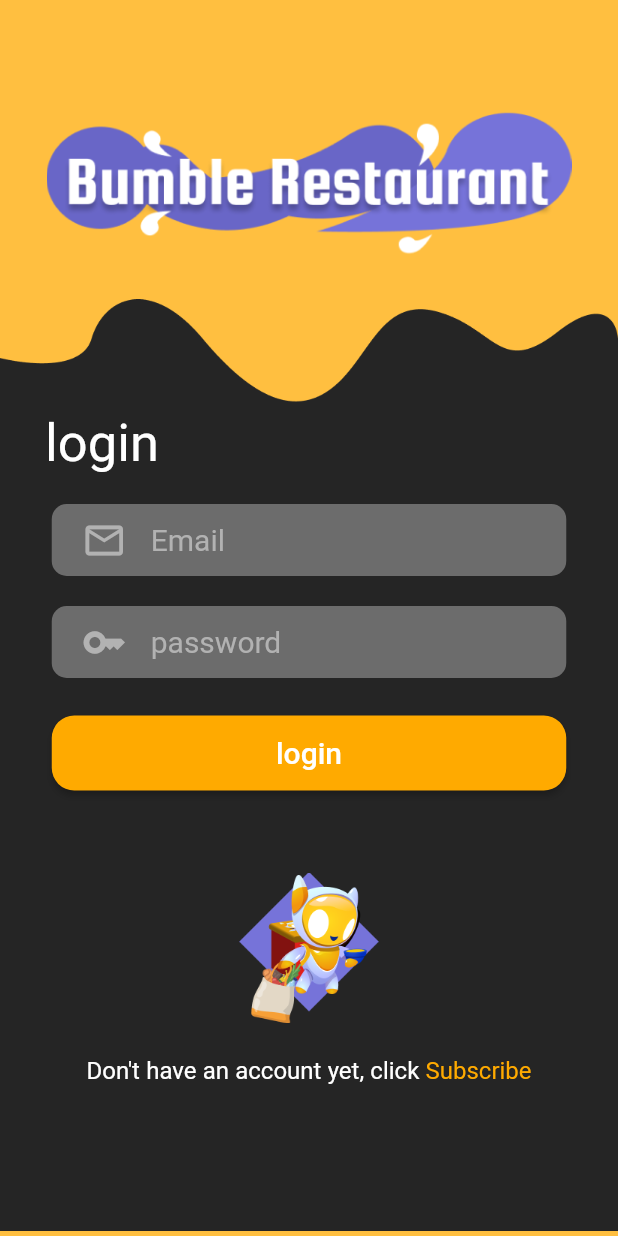
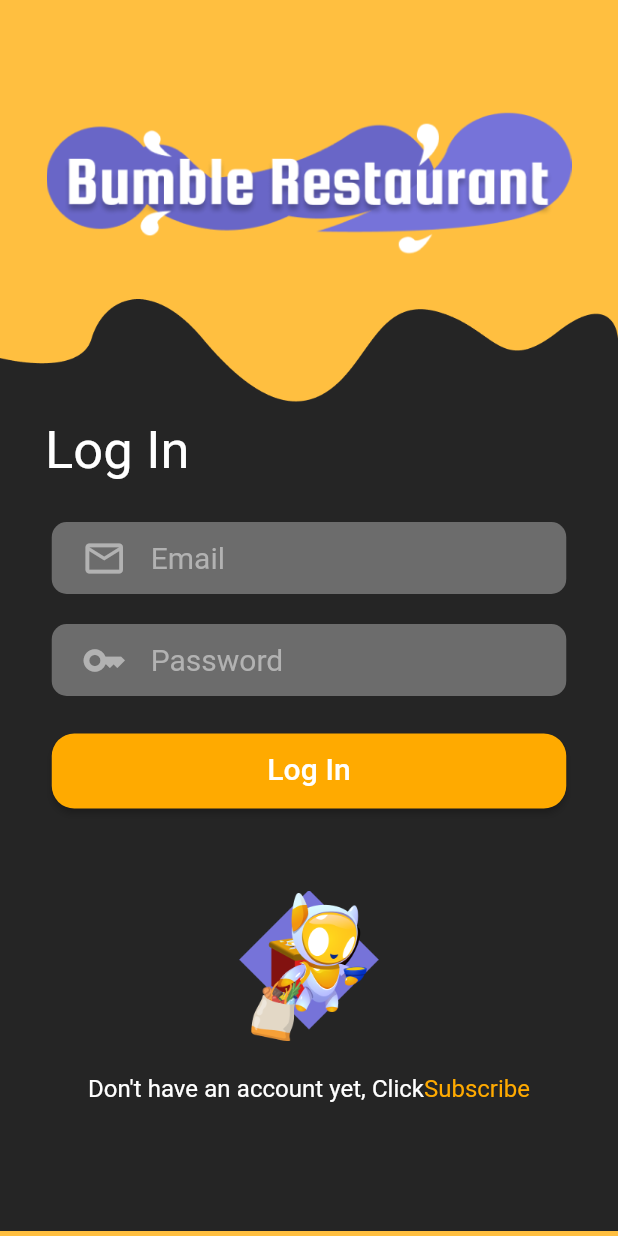
Before and after one commit to amitesh1801/Restaurant-App-Blockchain, a Flutter app: the RestuarantLogin screen opened directly, on a phone screen of 412 x 824 dp. Run offline on Flutter 3.47's test engine with Material 2 defaults, Android fonts, the phone set to English and light mode, and no system bars; our stand-ins replace cloud_firestore, firebase_auth, firebase_core, firebase_storage, form_field_validator, image_picker; missing offline and left inert: web3dart; accounts and stored records are empty.

Commit message:
Update restuarant_login.dart

```diff
--- a/lib/about_restuarant/restuarant_login.dart
+++ b/lib/about_restuarant/restuarant_login.dart
@@ -39,8 +39,7 @@ class _RestuarantLoginState extends State<RestuarantLogin> {
             return Scaffold(
               backgroundColor: const Color.fromRGBO(255, 191, 64, 1),
               // appBar: AppBar(
-              //   title: const Text("เข้าสู่ระบบ"),
-              // ),
+
               body: SingleChildScrollView(
                 child: Column(
                   children: [
@@ -78,7 +77,7 @@ class _RestuarantLoginState extends State<RestuarantLogin> {
                                             margin: const EdgeInsets.only(
                                                 top: 80, left: 15),
                                             child: const Text(
-                                              "login",
+                                              "Log In",
                                               style: TextStyle(
                                                   fontSize: 35,
                                                   fontFamily:
@@ -146,10 +145,10 @@ class _RestuarantLoginState extends State<RestuarantLogin> {
                                                   validator: MultiValidator([
                                                     RequiredValidator(
                                                         errorText:
-                                                            "Please enter your email"),
+                                                            "Please enter your Email"),
                                                     EmailValidator(
                                                         errorText:
-                                                            "Invalid format")
+                                                            "Invalid Format")
                                                   ]),
                                                   onSaved: (String? email) {
                                                     profile.profileEmail =
@@ -187,7 +186,7 @@ class _RestuarantLoginState extends State<RestuarantLogin> {
                                                       const InputDecoration(
                                                           border:
                                                               InputBorder.none,
-                                                          hintText: 'password',
+                                                          hintText: 'Password',
                                                           icon: Icon(
                                                             Icons.key_outlined,
                                                             size: 30,
@@ -220,7 +219,7 @@ class _RestuarantLoginState extends State<RestuarantLogin> {
                                                                       1))),
                                                   validator: RequiredValidator(
                                                       errorText:
-                                                          "Please enter your password"),
+                                                          "Please enter your Password"),
                                                   onSaved: (String? password) {
                                                     profile.profilePassword =
                                                         password!;
@@ -251,7 +250,7 @@ class _RestuarantLoginState extends State<RestuarantLogin> {
                                                                     .circular(
                                                                         15))),
                                                 child: const Text(
-                                                  "login",
+                                                  "Log In",
                                                   style: TextStyle(
                                                       fontSize: 20,
                                                       fontFamily:
@@ -319,7 +318,7 @@ class _RestuarantLoginState extends State<RestuarantLogin> {
                                   children: [
                                     Container(
                                       child: const Text(
-                                        "Don't have an account yet, click",
+                                        "Don't have an account yet, Click",
                                         style: TextStyle(
                                             fontSize: 16,
                                             color: Colors.white,
@@ -336,7 +335,7 @@ class _RestuarantLoginState extends State<RestuarantLogin> {
                                       },
                                       child: Container(
                                         child: const Text(
-                                          " Subscribe",
+                                          "Subscribe",
                                           style: TextStyle(
                                               fontSize: 16,
                                               color: Color.fromRGBO(
```
